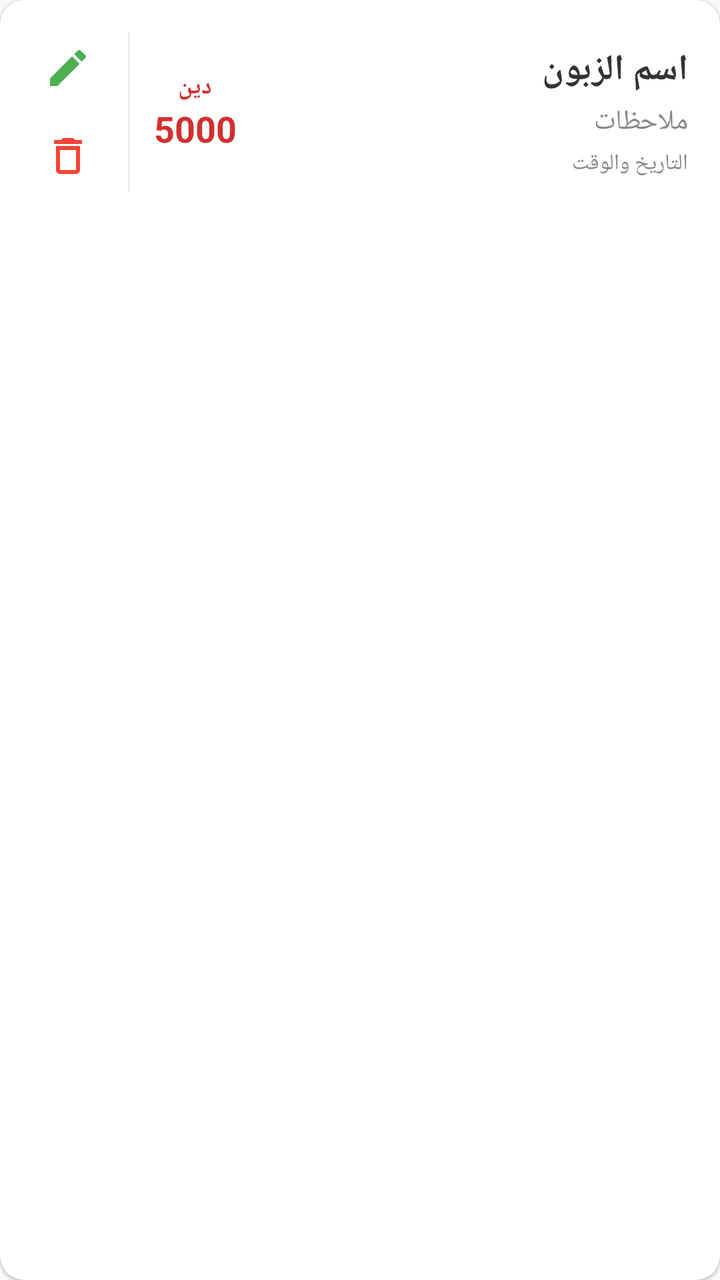
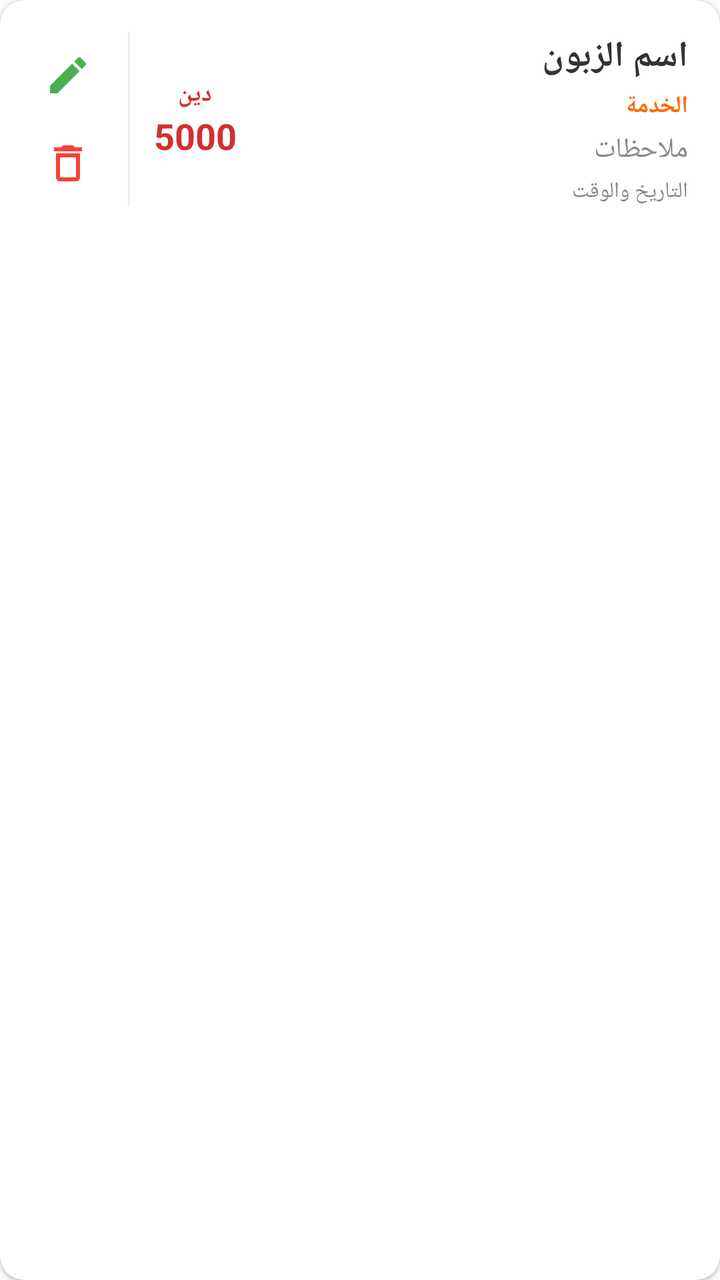

Screens rendered from an Android XML layout before and after an edit, with the pre-edit source and the edit as a unified diff.
<!-- AndroidManifest.xml: application theme Theme.AppCompat.DayNight.NoActionBar -->
<!-- res/layout/item_transaction.xml -->
﻿<?xml version="1.0" encoding="utf-8"?><androidx.cardview.widget.CardView xmlns:android="http://schemas.android.com/apk/res/android" xmlns:app="http://schemas.android.com/apk/res-auto" android:layout_width="match_parent" android:layout_height="wrap_content" android:layout_marginVertical="6dp" android:layout_marginHorizontal="2dp" app:cardCornerRadius="12dp" app:cardElevation="1dp" app:cardBackgroundColor="@color/colorSurface"><LinearLayout android:layout_width="match_parent" android:layout_height="wrap_content" android:orientation="horizontal" android:padding="16dp" android:layoutDirection="rtl" android:gravity="center_vertical"><LinearLayout android:layout_width="0dp" android:layout_weight="1" android:layout_height="wrap_content" android:orientation="vertical"><TextView android:id="@+id/tv_trans_name" android:layout_width="wrap_content" android:layout_height="wrap_content" android:text="اسم الزبون" android:textSize="18sp" android:textStyle="bold" android:textColor="@color/colorTextPrimary" /><TextView android:id="@+id/tv_trans_note" android:layout_width="wrap_content" android:layout_height="wrap_content" android:text="ملاحظات" android:textSize="14sp" android:textColor="@color/colorTextSecondary" android:layout_marginTop="4dp"/><TextView android:id="@+id/tv_trans_date" android:layout_width="wrap_content" android:layout_height="wrap_content" android:text="التاريخ والوقت" android:textSize="11sp" android:textColor="@color/colorTextSecondary" android:layout_marginTop="4dp"/></LinearLayout><LinearLayout android:layout_width="wrap_content" android:layout_height="wrap_content" android:orientation="vertical" android:gravity="center_horizontal"><TextView android:id="@+id/tv_trans_type" android:layout_width="wrap_content" android:layout_height="wrap_content" android:text="دين" android:textSize="12sp" android:textStyle="bold" android:textColor="#D32F2F" /><TextView android:id="@+id/tv_trans_amount" android:layout_width="wrap_content" android:layout_height="wrap_content" android:text="5000" android:textSize="18sp" android:textStyle="bold" android:textColor="#D32F2F" /></LinearLayout><View android:layout_width="1dp" android:layout_height="match_parent" android:background="@color/colorDivider" android:layout_marginHorizontal="12dp"/><LinearLayout android:layout_width="wrap_content" android:layout_height="wrap_content" android:orientation="vertical" android:gravity="center"><ImageView android:id="@+id/btn_edit_trans" android:layout_width="36dp" android:layout_height="36dp" android:src="@drawable/ic_edit" android:padding="6dp" android:background="?attr/selectableItemBackgroundBorderless" /><ImageView android:id="@+id/btn_delete_trans" android:layout_width="36dp" android:layout_height="36dp" android:src="@drawable/ic_delete" android:padding="6dp" android:background="?attr/selectableItemBackgroundBorderless" android:layout_marginTop="8dp"/></LinearLayout></LinearLayout></androidx.cardview.widget.CardView>
<!-- resources referenced by this layout -->
<resources>
  <color name="colorDivider">#EEEEEE</color>
  <color name="colorSurface">#FFFFFF</color>
  <color name="colorTextPrimary">#333333</color>
  <color name="colorTextSecondary">#888888</color>
  <!-- drawable ic_delete (drawable) -->
  <?xml version="1.0" encoding="utf-8"?>
  <vector xmlns:android="http://schemas.android.com/apk/res/android" android:width="24dp" android:height="24dp" android:viewportWidth="24" android:viewportHeight="24">
      <path android:fillColor="#F44336" android:pathData="M16 9v10H8V9h8m-1.5-6h-5l-1 1H5v2h14V4h-3.5l-1-1zM18 7H6v12c0 1.1.9 2 2 2h8c1.1 0 2-.9 2-2V7z"/>
  </vector>
  <!-- drawable ic_edit (drawable) -->
  <?xml version="1.0" encoding="utf-8"?>
  <vector xmlns:android="http://schemas.android.com/apk/res/android" android:width="24dp" android:height="24dp" android:viewportWidth="24" android:viewportHeight="24">
      <path android:fillColor="#4CAF50" android:pathData="M3 17.25V21h3.75L17.81 9.94l-3.75-3.75L3 17.25zM20.71 7.04c.39-.39.39-1.02 0-1.41l-2.34-2.34c-.39-.39-1.02-.39-1.41 0l-1.83 1.83 3.75 3.75 1.83-1.83z"/>
  </vector>
</resources>

<!-- the commit's change to res/layout/item_transaction.xml (unified diff, before → after) -->
@@ -1 +1 @@
-﻿<?xml version="1.0" encoding="utf-8"?><androidx.cardview.widget.CardView xmlns:android="http://schemas.android.com/apk/res/android" xmlns:app="http://schemas.android.com/apk/res-auto" android:layout_width="match_parent" android:layout_height="wrap_content" android:layout_marginVertical="6dp" android:layout_marginHorizontal="2dp" app:cardCornerRadius="12dp" app:cardElevation="1dp" app:cardBackgroundColor="@color/colorSurface"><LinearLayout android:layout_width="match_parent" android:layout_height="wrap_content" android:orientation="horizontal" android:padding="16dp" android:layoutDirection="rtl" android:gravity="center_vertical"><LinearLayout android:layout_width="0dp" android:layout_weight="1" android:layout_height="wrap_content" android:orientation="vertical"><TextView android:id="@+id/tv_trans_name" android:layout_width="wrap_content" android:layout_height="wrap_content" android:text="اسم الزبون" android:textSize="18sp" android:textStyle="bold" android:textColor="@color/colorTextPrimary" /><TextView android:id="@+id/tv_trans_note" android:layout_width="wrap_content" android:layout_height="wrap_content" android:text="ملاحظات" android:textSize="14sp" android:textColor="@color/colorTextSecondary" android:layout_marginTop="4dp"/><TextView android:id="@+id/tv_trans_date" android:layout_width="wrap_content" android:layout_height="wrap_content" android:text="التاريخ والوقت" android:textSize="11sp" android:textColor="@color/colorTextSecondary" android:layout_marginTop="4dp"/></LinearLayout><LinearLayout android:layout_width="wrap_content" android:layout_height="wrap_content" android:orientation="vertical" android:gravity="center_horizontal"><TextView android:id="@+id/tv_trans_type" android:layout_width="wrap_content" android:layout_height="wrap_content" android:text="دين" android:textSize="12sp" android:textStyle="bold" android:textColor="#D32F2F" /><TextView android:id="@+id/tv_trans_amount" android:layout_width="wrap_content" android:layout_height="wrap_content" android:text="5000" android:textSize="18sp" android:textStyle="bold" android:textColor="#D32F2F" /></LinearLayout><View android:layout_width="1dp" android:layout_height="match_parent" android:background="@color/colorDivider" android:layout_marginHorizontal="12dp"/><LinearLayout android:layout_width="wrap_content" android:layout_height="wrap_content" android:orientation="vertical" android:gravity="center"><ImageView android:id="@+id/btn_edit_trans" android:layout_width="36dp" android:layout_height="36dp" android:src="@drawable/ic_edit" android:padding="6dp" android:background="?attr/selectableItemBackgroundBorderless" /><ImageView android:id="@+id/btn_delete_trans" android:layout_width="36dp" android:layout_height="36dp" android:src="@drawable/ic_delete" android:padding="6dp" android:background="?attr/selectableItemBackgroundBorderless" android:layout_marginTop="8dp"/></LinearLayout></LinearLayout></androidx.cardview.widget.CardView>
+﻿<?xml version="1.0" encoding="utf-8"?><androidx.cardview.widget.CardView xmlns:android="http://schemas.android.com/apk/res/android" xmlns:app="http://schemas.android.com/apk/res-auto" android:layout_width="match_parent" android:layout_height="wrap_content" android:layout_marginVertical="6dp" android:layout_marginHorizontal="2dp" app:cardCornerRadius="12dp" app:cardElevation="1dp" app:cardBackgroundColor="@color/colorSurface"><LinearLayout android:layout_width="match_parent" android:layout_height="wrap_content" android:orientation="horizontal" android:padding="16dp" android:layoutDirection="rtl" android:gravity="center_vertical"><LinearLayout android:layout_width="0dp" android:layout_weight="1" android:layout_height="wrap_content" android:orientation="vertical"><TextView android:id="@+id/tv_trans_name" android:layout_width="wrap_content" android:layout_height="wrap_content" android:text="اسم الزبون" android:textSize="18sp" android:textStyle="bold" android:textColor="@color/colorTextPrimary" /><TextView android:id="@+id/tv_trans_service" android:layout_width="wrap_content" android:layout_height="wrap_content" android:text="الخدمة" android:textSize="12sp" android:textColor="@color/colorPrimary" android:textStyle="bold" android:layout_marginTop="4dp"/><TextView android:id="@+id/tv_trans_note" android:layout_width="wrap_content" android:layout_height="wrap_content" android:text="ملاحظات" android:textSize="14sp" android:textColor="@color/colorTextSecondary" android:layout_marginTop="4dp"/><TextView android:id="@+id/tv_trans_date" android:layout_width="wrap_content" android:layout_height="wrap_content" android:text="التاريخ والوقت" android:textSize="11sp" android:textColor="@color/colorTextSecondary" android:layout_marginTop="4dp"/></LinearLayout><LinearLayout android:layout_width="wrap_content" android:layout_height="wrap_content" android:orientation="vertical" android:gravity="center_horizontal"><TextView android:id="@+id/tv_trans_type" android:layout_width="wrap_content" android:layout_height="wrap_content" android:text="دين" android:textSize="12sp" android:textStyle="bold" android:textColor="#D32F2F" /><TextView android:id="@+id/tv_trans_amount" android:layout_width="wrap_content" android:layout_height="wrap_content" android:text="5000" android:textSize="18sp" android:textStyle="bold" android:textColor="#D32F2F" /></LinearLayout><View android:layout_width="1dp" android:layout_height="match_parent" android:background="@color/colorDivider" android:layout_marginHorizontal="12dp"/><LinearLayout android:layout_width="wrap_content" android:layout_height="wrap_content" android:orientation="vertical" android:gravity="center"><ImageView android:id="@+id/btn_edit_trans" android:layout_width="36dp" android:layout_height="36dp" android:src="@drawable/ic_edit" android:padding="6dp" android:background="?attr/selectableItemBackgroundBorderless" /><ImageView android:id="@+id/btn_delete_trans" android:layout_width="36dp" android:layout_height="36dp" android:src="@drawable/ic_delete" android:padding="6dp" android:background="?attr/selectableItemBackgroundBorderless" android:layout_marginTop="8dp"/></LinearLayout></LinearLayout></androidx.cardview.widget.CardView>
<!-- resource entries referenced after the edit -->
@@ -1,6 +1,7 @@
 <!-- resources referenced by this layout -->
 <resources>
   <color name="colorDivider">#EEEEEE</color>
+  <color name="colorPrimary">#FF6B00</color>
   <color name="colorSurface">#FFFFFF</color>
   <color name="colorTextPrimary">#333333</color>
   <color name="colorTextSecondary">#888888</color>
